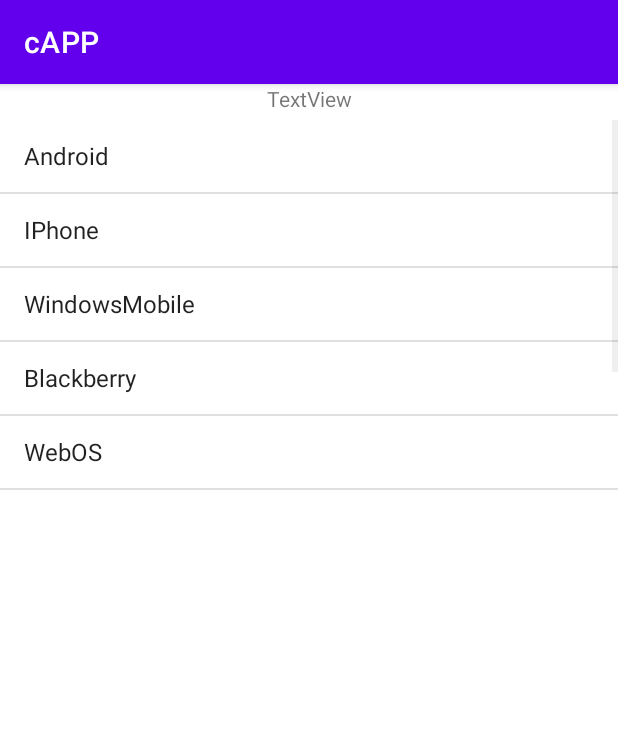
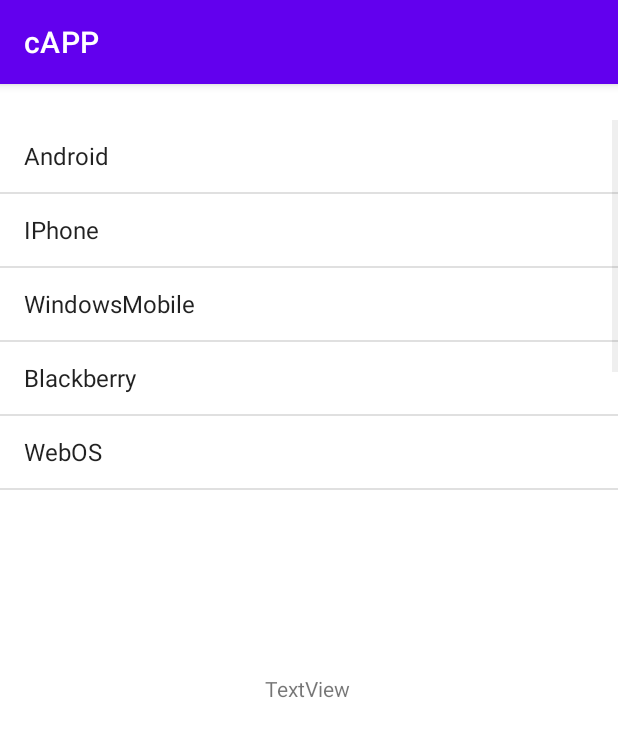
Before and after one commit to ValadaRP/Pwsteprojekt1, an Android app: the Wiadomosci screen opened directly, with no data from a screen before it, on a phone screen of 412 x 824 dp. Shown: the top 737 px of the screen. Run offline under Robolectric (Android 15) with nearby library versions, the phone set to English and light mode, and no system bars.

Commit message:
Aktywnosc wiadomosci zmiany

```diff
--- a/app/src/main/res/layout/activity_wiadomosci.xml
+++ b/app/src/main/res/layout/activity_wiadomosci.xml
@@ -11,10 +11,12 @@
         android:id="@+id/infoW"
         android:layout_width="wrap_content"
         android:layout_height="wrap_content"
+        android:layout_marginTop="112dp"
         android:text="TextView"
         app:layout_constraintEnd_toEndOf="parent"
+        app:layout_constraintHorizontal_bias="0.498"
         app:layout_constraintStart_toStartOf="parent"
-        tools:layout_editor_absoluteY="370dp" />
+        app:layout_constraintTop_toBottomOf="@+id/list" />
 
     <ListView
         android:id="@+id/list"
```
